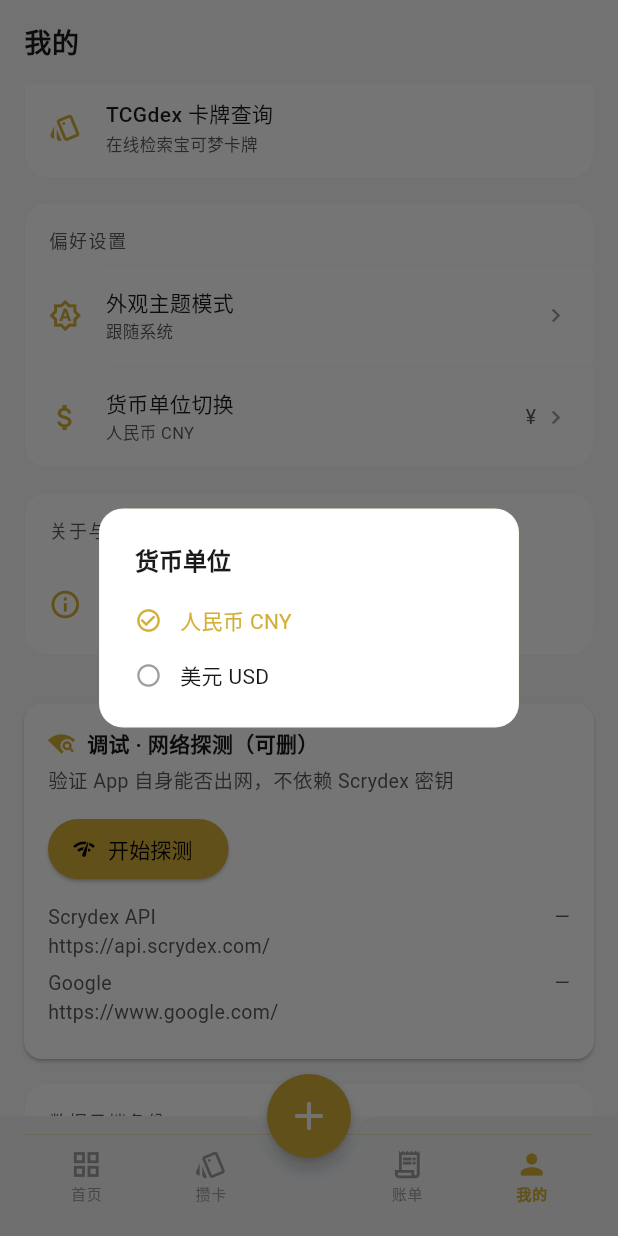
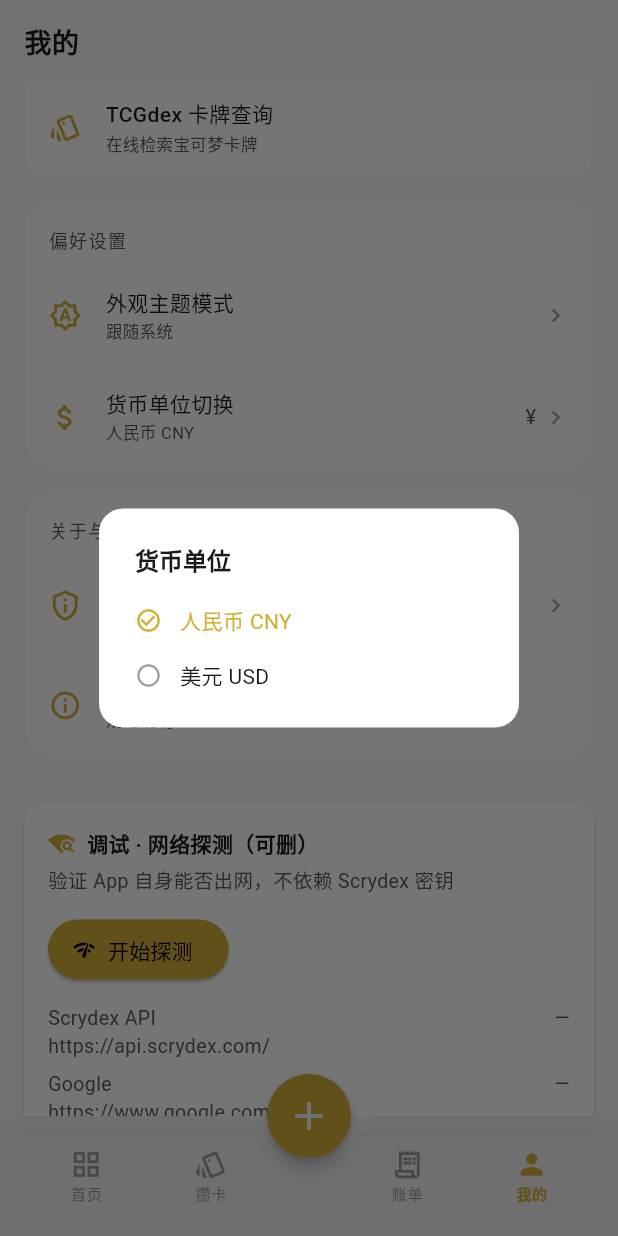
Before and after one commit to 1723485552/-app, a Flutter app: the screen it shows after launch, item 4 of the bottom bar chosen, scrolled down 576 dp, after a tap on "货币单位切换", on a phone screen of 412 x 824 dp. Run offline on Flutter 3.47's test engine with Material 3 defaults, Android fonts, the phone set to English and light mode, and no system bars; our stand-ins replace cached_network_image, dio, drift, file_picker, fl_chart, flutter_riverpod and 7 more; missing offline and left inert: google_mlkit_text_recognition; accounts and stored records are empty; generated files the repository leaves out were written again; network calls fail.

Commit message:
feat: 隐私合规声明 + 异步静默上传加固 + 冷启动补偿 + Supabase 初始化修复
- 新增 silent_background.dart：统一 runSilently 后台任务护栏（捕获异常带堆栈、绝对静默降级，杜绝裸 unawaited 漏捕获）
- 新增隐私合规弹窗 profile_privacy_dialog + 抽取货币选择弹窗 profile_currency_dialog
- 上传链路加固：Supabase 同步与 master_catalogs 众包上报的空 catch 改为带堆栈 debugPrint
- 冷启动补偿：main.dart 启动扫描 isSynced=false 数据静默重试
- 修复 Supabase 统一初始化（消除 "must initialize supabase instance"）
- Drift schema v3 索引（category/is_wishlist/is_synced/set_name）随 .g.dart 重新生成
- 新增建表/约束/补列 SQL 脚本

````diff
--- a/lib/core/theme/theme_provider.dart
+++ b/lib/core/theme/theme_provider.dart
@@ -1,8 +1,8 @@
-import 'dart:async';
-
 import 'package:flutter/material.dart';
 import 'package:flutter_riverpod/flutter_riverpod.dart';
 import 'package:shared_preferences/shared_preferences.dart';
+
+import '../utils/silent_background.dart';
 
 /// 三态主题（跟随系统 / 暗黑黑金 / 明亮香槟金）Riverpod 状态管理。
 ///
@@ -17,7 +17,9 @@ class ThemeNotifier extends Notifier<ThemeMode> {
   @override
   ThemeMode build() {
     // 同步返回默认，异步从持久化恢复（restore 后自动通知监听者刷新 UI）。
-    unawaited(_restore());
+    // 走静默护栏：SharedPreferences 平台通道异常不得逃逸成 unhandled async error，
+    // 读取失败时静默保持「跟随系统」默认值即可。
+    runSilently(_restore, tag: 'ThemeRestore');
     return ThemeMode.system;
   }
 
--- /dev/null
+++ b/lib/core/utils/silent_background.dart
@@ -0,0 +1,50 @@
+import 'dart:async';
+
+import 'package:flutter/foundation.dart';
+
+/// 后台静默任务护栏 —— 云端链路「绝不打扰用户」的统一入口。
+///
+/// ## 为什么需要它
+///
+/// 所有云端动作（增量同步 / 众包上报 / 自动备份）都以「本地先落盘、云端后补偿」的
+/// 方式挂在写入链路之后。过去这些调用直接用 `unawaited(...)` 抛向后台，但
+/// **`unawaited` 只是告诉分析器「我不打算 await」，它并不捕获异常**：
+///
+/// - 一旦 Future 内部抛出（平台通道失败、SharedPreferences 初始化异常、磁盘满、
+///   Supabase SDK 内部错误），异常会逃逸成 *unhandled async error*；
+/// - 逃逸后由当前 Zone / [FlutterError.onError] 接管 —— debug 构建下弹红屏，
+///   release 下污染崩溃上报（Crashlytics 会记为一次崩溃），
+///   直接违背「静默众包、失败降级、绝不打扰用户」的产品与合规约定。
+///
+/// ## 保证
+///
+/// [runSilently] 在 `unawaited` 之外再包一层 try/catch，向调用方承诺：
+/// 1. **绝不阻塞** —— 立即返回，调用方不会因云端 IO 卡住 UI 线程；
+/// 2. **绝不抛出** —— 任何异常都在此终结，不逃逸到 Zone；
+/// 3. **绝不弹窗** —— 失败只写 debug 日志，用户端无任何可感知反馈；
+/// 4. **本地为准** —— 云端失败不回滚、不影响本地数据资产，等待下次补偿同步。
+///
+/// ## 用法
+///
+/// ```dart
+/// runSilently(() => _sync.pushCard(row), tag: 'CardSync');
+/// ```
+///
+/// 泛型 [T] 让返回 `Future<bool>`（如同步服务）与 `Future<void>`（如备份服务）
+/// 的任务都能直接传入，无需在调用点包一层 `async {}`。
+void runSilently<T>(Future<T> Function() task, {required String tag}) {
+  unawaited(_guard<T>(task, tag));
+}
+
+/// 实际执行体：吞掉一切异常，仅保留可观测的调试日志。
+///
+/// 这里刻意捕获 `Object` 而非 `Exception` —— 平台通道抛出的 `Error`
+/// （如 `MissingPluginException` 之外的 `StateError`）同样不得逃逸。
+Future<void> _guard<T>(Future<T> Function() task, String tag) async {
+  try {
+    await task();
+  } catch (e, st) {
+    // 静默降级：不抛异常、不弹窗，但保留完整错误与堆栈，便于真机调试定位底层阻断原因。
+    debugPrint('[$tag] 后台任务失败（已静默降级，本地数据不受影响）: $e\n$st');
+  }
+}
--- a/lib/features/backup/services/auto_backup_service.dart
+++ b/lib/features/backup/services/auto_backup_service.dart
@@ -1,5 +1,6 @@
 import 'dart:io';
 
+import 'package:flutter/foundation.dart';
 import 'package:path_provider/path_provider.dart';
 import 'package:shared_preferences/shared_preferences.dart';
 
@@ -20,12 +21,16 @@ class AutoBackupService {
   static const int _retainDays = 7;
 
   /// 启动 / 切前台时调用：超过 24h 才静默执行一次。
+  ///
+  /// 整体包在 try 内 —— [SharedPreferences.getInstance] 走平台通道，插件未就绪或
+  /// 存储异常时会抛出。该调用位于 try 之外的话，异常将绕过护栏逃逸成 unhandled
+  /// async error（调用方以 `runSilently` 后台触发，无人接手），App 启动即红屏。
   static Future<void> backupIfDue(CardRepository repo) async {
-    final SharedPreferences prefs = await SharedPreferences.getInstance();
-    final int last = prefs.getInt(_spKey) ?? 0;
-    final int now = DateTime.now().millisecondsSinceEpoch;
-    if (last != 0 && now - last < _interval.inMilliseconds) return;
     try {
+      final SharedPreferences prefs = await SharedPreferences.getInstance();
+      final int last = prefs.getInt(_spKey) ?? 0;
+      final int now = DateTime.now().millisecondsSinceEpoch;
+      if (last != 0 && now - last < _interval.inMilliseconds) return;
       await _backupNow(repo);
       await prefs.setInt(_spKey, now);
     } catch (_) {
@@ -64,7 +69,9 @@ class AutoBackupService {
       if (t != null && t.isBefore(cutoff)) {
         try {
           await f.delete();
-        } catch (_) {}
+        } catch (e) {
+          debugPrint('[AutoBackup] 删除旧备份失败（可忽略）: $e');
+        }
       }
     }
   }
--- a/lib/features/card_management/domain/repositories/card_repository.dart
+++ b/lib/features/card_management/domain/repositories/card_repository.dart
@@ -26,4 +26,9 @@ abstract class CardRepository {
 
   /// 监听全量卡牌变化流（实时联动 UI）。
   Stream<List<CardItem>> watchAll();
+
+  /// 冷启动补偿：扫描本地所有未同步（`isSynced = false`）卡片，后台静默重试推送
+  /// （私有表增量同步 + 公共主图鉴贡献）。幂等且防并发，由调用方以 [runSilently]
+  /// 包络并打 'StartupCompensation' 标签；异常被护栏捕获仅输出带堆栈日志，不阻断启动。
+  Future<void> compensateUnsynced();
 }
--- a/lib/features/card_management/domain/repositories/card_repository_impl_drift.dart
+++ b/lib/features/card_management/domain/repositories/card_repository_impl_drift.dart
@@ -1,9 +1,8 @@
-import 'dart:async';
-
 import 'package:flutter/foundation.dart';
 
 import '../../../../core/database/app_database.dart';
 import '../../../../core/database/app_database_provider.dart';
+import '../../../../core/utils/silent_background.dart';
 import '../../data/datasources/card_local_datasource_native.dart';
 import '../../data/datasources/master_catalog_sync_service.dart';
 import '../../data/datasources/supabase_card_sync.dart';
@@ -18,8 +17,11 @@ import 'card_repository.dart';
 ///    恢复」（[uploadBackup] / [restoreBackup]）完全依赖它，必须保留，否则备份功能失效；
 /// 2. 落本地 SQLite —— Drift 的 [AppDatabase.watchAllCards] 是响应式流，写入即触发
 ///    UI 重建，这是「零延迟」的来源；
-/// 3. `unawaited` 后台推送 Supabase，成功后回填 `isSynced = true`。失败静默降级，
+/// 3. 经 [runSilently] 后台推送 Supabase，成功后回填 `isSynced = true`。失败静默降级，
 ///    数据保留 `isSynced = false` 等待下次补偿，用户完全无感。
+///
+/// 所有云端动作一律走 [runSilently] 而非裸 `unawaited`：后者不捕获异常，失败会逃逸成
+/// unhandled async error（debug 红屏 / release 崩溃上报），破坏「静默降级」约定。
 ///
 /// 读取路径一律走 Drift，永不阻塞在网络上。
 class CardRepositoryImpl implements CardRepository {
@@ -29,6 +31,9 @@ class CardRepositoryImpl implements CardRepository {
 
   /// 一次性迁移句柄：保证 Isar → Drift 的搬运在整个进程内只执行一次。
   Future<void>? _migration;
+
+  /// 冷启动补偿互斥锁：防止多次冷启动 / 初始化竞态触发重复扫描。
+  bool _compensating = false;
 
   @override
   Future<List<CardItem>> getAllCards() async {
@@ -53,10 +58,10 @@ class CardRepositoryImpl implements CardRepository {
     );
     await _db.upsertCard(row);
     // 3) 后台增量同步，不阻塞返回。
-    unawaited(_pushInBackground(row));
+    runSilently(() => _pushInBackground(row), tag: 'CardSync');
     // 4) 后台众包上报：把卡牌元数据（及可选卡面图）共享到公共主图鉴，静默降级，
     //    不影响用户本地保存与 UI。
-    unawaited(_contributeToMaster(card));
+    runSilently(() => _contributeToMaster(card), tag: 'MasterCatalog');
   }
 
   @override
@@ -67,7 +72,7 @@ class CardRepositoryImpl implements CardRepository {
     await _ensureMigrated();
     await _db.deleteCardById(id.toString());
     await _mirror.deleteCard(id);
-    unawaited(_sync.deleteCard(id.toString()));
+    runSilently(() => _sync.deleteCard(id.toString()), tag: 'CardSync');
   }
 
   @override
@@ -79,7 +84,7 @@ class CardRepositoryImpl implements CardRepository {
       persisted.map((CardItem e) => CardRowMapper.toRow(e)).toList(),
     );
     // 恢复后的全量数据视为待同步，交由后台补偿推送。
-    unawaited(_pushPending());
+    runSilently(_pushPending, tag: 'CardSync');
     _migration = Future<void>.value();
   }
 
@@ -126,6 +131,47 @@ class CardRepositoryImpl implements CardRepository {
     }
   }
 
+  /// 冷启动补偿：扫描本地所有 `isSynced = false` 的卡片，后台静默重试推送。
+  ///
+  /// 同时覆盖两条云链路：
+  /// 1. 私有表 `cards` 的增量同步（批量 upsert，成功后回填 `isSynced = true`）；
+  /// 2. 公共主图鉴 `master_catalogs` 的贡献上报（[_contributeToMaster]，幂等
+  ///    insert-or-fill-empty，失败已在服务内部静默降级）。
+  ///
+  /// 以 [_compensating] 互斥，重复调用（多次冷启动 / 初始化竞态）只触发一次真实扫描，
+  /// 绝不重复上行。调用方须用 [runSilently] 包络并打 'StartupCompensation' 标签，
+  /// 本方法自身异常也被 catch 透传给护栏，仅输出带堆栈日志，不阻断 App 启动。
+  ///
+  /// 注意：补偿范围以 `isSynced` 为准——即「本次保存曾尝试上报」的卡片。若某卡私有表
+  /// 推送成功（`isSynced` 已置真）但主图鉴贡献失败，属极少数边缘，本次不补偿；这是为
+  /// 避免对上千张已同步卡牌全量重报而做的可接受的众包去重取舍，无需为此新增迁移列。
+  @override
+  Future<void> compensateUnsynced() async {
+    if (_compensating) return;
+    _compensating = true;
+    try {
+      await _ensureMigrated();
+      final List<CardRow> pending = await _db.getUnsyncedCards();
+      if (pending.isEmpty) return;
+      // 1) 私有表增量同步（批量 upsert）。
+      final bool ok = await _sync.pushCards(pending);
+      if (ok) {
+        for (final CardRow row in pending) {
+          await _db.setSynced(row.id, true);
+        }
+      }
+      // 2) 公共主图鉴贡献补偿：同一批未同步卡牌的上报若曾失败，此处重试。
+      for (final CardRow row in pending) {
+        await _contributeToMaster(CardRowMapper.toItem(row));
+      }
+    } catch (e, st) {
+      // 扫描/上行自身异常（如 DB 读取失败）不向外抛，交给 runSilently 护栏记录堆栈。
+      debugPrint('[CardRepository] 冷启动补偿扫描异常（已降级）: $e\n$st');
+    } finally {
+      _compensating = false;
+    }
+  }
+
   /// Isar → Drift 一次性数据迁移（幂等）。
   ///
   /// 老用户升级后 Drift 库为空而 Isar 有历史卡牌，若不搬运会「数据凭空消失」。
--- a/lib/features/card_management/domain/repositories/card_repository_impl_native.dart
+++ b/lib/features/card_management/domain/repositories/card_repository_impl_native.dart
@@ -40,6 +40,10 @@ class CardRepositoryImpl implements CardRepository {
   @override
   Stream<List<CardItem>> watchAll() => _ctrl.stream;
 
+  // 纯 Isar 实现无云端同步，无可补偿队列，保持 no-op（接口要求的方法）。
+  @override
+  Future<void> compensateUnsynced() async {}
+
   void _emit() {
     _ds.getAllCards().then(_ctrl.add);
   }
--- /dev/null
+++ b/lib/features/card_management/presentation/widgets/profile_currency_dialog.dart
@@ -0,0 +1,85 @@
+import 'package:flutter/material.dart';
+import 'package:card_management/core/theme/gold_theme_extension.dart';
+
+import '../../../../core/theme/app_colors.dart';
+import '../../domain/enums/currency_unit.dart';
+
+/// 货币单位选择弹窗。
+///
+/// 从 `ProfileMenuList` 抽出为独立组件：菜单页承载的是「入口编排」职责，
+/// 具体弹窗的视觉与交互属于可复用的展示层，混在一起会让菜单页持续膨胀
+/// 并突破单文件 250 行的规范上限。
+///
+/// 返回用户选中的单位；点击遮罩取消时返回 null，调用方需自行判空。
+Future<CurrencyUnit?> showCurrencyPickerDialog(
+  BuildContext context,
+  CurrencyUnit current,
+) {
+  return showDialog<CurrencyUnit>(
+    context: context,
+    builder: (BuildContext ctx) => _CurrencyPickerDialog(current: current),
+  );
+}
+
+class _CurrencyPickerDialog extends StatelessWidget {
+  const _CurrencyPickerDialog({required this.current});
+
+  final CurrencyUnit current;
+
+  @override
+  Widget build(BuildContext context) {
+    return SimpleDialog(
+      backgroundColor: context.gold.surfaceDark,
+      shape: RoundedRectangleBorder(
+        borderRadius: BorderRadius.circular(16),
+        side: const BorderSide(color: AppColors.goldBorder, width: 0.5),
+      ),
+      title: Text(
+        '货币单位',
+        style: TextStyle(
+          color: context.gold.textWhite,
+          fontSize: 16,
+          fontWeight: FontWeight.w600,
+        ),
+      ),
+      children: <Widget>[
+        for (final CurrencyUnit u in CurrencyUnit.values)
+          _CurrencyOption(unit: u, selected: u == current),
+      ],
+    );
+  }
+}
+
+/// 单个货币选项行：选中态用金色 + 实心勾选图标区分。
+class _CurrencyOption extends StatelessWidget {
+  const _CurrencyOption({required this.unit, required this.selected});
+
+  final CurrencyUnit unit;
+  final bool selected;
+
+  @override
+  Widget build(BuildContext context) {
+    final Color activeColor =
+        selected ? AppColors.goldPrimary : context.gold.textInactive;
+    return SimpleDialogOption(
+      onPressed: () => Navigator.of(context).pop(unit),
+      child: Row(
+        children: <Widget>[
+          Icon(
+            selected ? Icons.check_circle_outline : Icons.circle_outlined,
+            color: activeColor,
+            size: 18,
+          ),
+          const SizedBox(width: 12),
+          Text(
+            currencyLabel(unit),
+            style: TextStyle(
+              color: selected ? AppColors.goldPrimary : context.gold.textWhite,
+              fontSize: 14,
+            ),
+          ),
+        ],
+      ),
+    );
+  }
+}
--- a/lib/features/card_management/presentation/widgets/profile_menu_list.dart
+++ b/lib/features/card_management/presentation/widgets/profile_menu_list.dart
@@ -4,7 +4,6 @@ import 'package:card_management/core/theme/gold_theme_extension.dart';
 import 'package:flutter_riverpod/flutter_riverpod.dart';
 import 'package:package_info_plus/package_info_plus.dart';
 
-import '../../../../core/theme/app_colors.dart';
 import 'package:card_management/core/theme/theme_provider.dart';
 import '../../../../core/widgets/gold_snack_bar.dart';
 import '../../domain/enums/currency_unit.dart';
@@ -13,8 +12,10 @@ import '../../data/services/profile_service.dart';
 import '../providers/card_providers.dart';
 import '../providers/profile_providers.dart';
 import './profile_about_dialog.dart';
+import './profile_currency_dialog.dart';
 import './profile_menu_item.dart';
 import './profile_menu_section.dart';
+import './profile_privacy_dialog.dart';
 import './theme_mode_sheet.dart';
 import '../../../../features/backup/data_backup_service.dart';
 import '../../../../features/backup/confirm_danger_dialog.dart';
@@ -131,6 +132,15 @@ class _ProfileMenuListState extends ConsumerState<ProfileMenuList> {
           title: '关于与版本',
           children: <Widget>[
             ProfileMenuItem(
+              icon: Icons.privacy_tip_outlined,
+              title: '隐私与数据共建说明',
+              subtitle: '公开卡牌元数据异步共建',
+              divider: true,
+              trailing: Icon(Icons.chevron_right_outlined,
+                  color: context.gold.textInactive, size: 18),
+              onTap: () => _onPrivacy(context),
+            ),
+            ProfileMenuItem(
               icon: Icons.info_outline,
               title: '关于与版本',
               subtitle: '规范说明 · $_versionLabel',
@@ -182,48 +192,9 @@ class _ProfileMenuListState extends ConsumerState<ProfileMenuList> {
   }
 
   Future<void> _onCurrency(BuildContext context) async {
-    final CurrencyUnit? pick = await showDialog<CurrencyUnit>(
-      context: context,
-      builder: (BuildContext ctx) {
-        final CurrencyUnit cur = ref.read(profileCurrencyProvider);
-        return SimpleDialog(
-          backgroundColor: context.gold.surfaceDark,
-          shape: RoundedRectangleBorder(
-            borderRadius: BorderRadius.circular(16),
-            side: const BorderSide(color: AppColors.goldBorder, width: 0.5),
-          ),
-          title: Text('货币单位',
-              style: TextStyle(
-                  color: context.gold.textWhite, fontSize: 16, fontWeight: FontWeight.w600)),
-          children: <Widget>[
-            for (final CurrencyUnit u in CurrencyUnit.values)
-              SimpleDialogOption(
-                onPressed: () => Navigator.of(ctx).pop(u),
-                child: Row(
-                  children: <Widget>[
-                    Icon(
-                      u == cur ? Icons.check_circle_outline : Icons.circle_outlined,
-                      color: u == cur
-                          ? AppColors.goldPrimary
-                          : context.gold.textInactive,
-                      size: 18,
-                    ),
-                    const SizedBox(width: 12),
-                    Text(
-                      currencyLabel(u),
-                      style: TextStyle(
-                        color: u == cur
-                            ? AppColors.goldPrimary
-                            : context.gold.textWhite,
-                        fontSize: 14,
-                      ),
-                    ),
-                  ],
-                ),
-              ),
-          ],
-        );
-      },
+    final CurrencyUnit? pick = await showCurrencyPickerDialog(
+      context,
+      ref.read(profileCurrencyProvider),
     );
     if (pick != null) ref.read(profileCurrencyProvider.notifier).state = pick;
   }
@@ -232,6 +203,14 @@ class _ProfileMenuListState extends ConsumerState<ProfileMenuList> {
     showDialog<void>(
       context: context,
       builder: (_) => ProfileAboutDialog(version: _versionLabel),
+    );
+  }
+
+  /// 隐私与数据共建声明 —— 应用商店审核要求的「数据收集与共享」应用内披露。
+  void _onPrivacy(BuildContext context) {
+    showDialog<void>(
+      context: context,
+      builder: (_) => const ProfilePrivacyDialog(),
     );
   }
 
--- a/lib/main.dart
+++ b/lib/main.dart
@@ -1,10 +1,11 @@
-import 'dart:async';
 import 'dart:ui';
 
 import 'package:flutter/material.dart';
 import 'package:flutter_riverpod/flutter_riverpod.dart';
 
 import 'core/theme/app_theme.dart';
+import 'core/utils/silent_background.dart';
+import 'services/cloud_sync_service.dart';
 import 'features/backup/services/auto_backup_service.dart';
 import 'features/card_management/data/datasources/card_local_datasource.dart';
 import 'features/card_management/domain/repositories/card_repository.dart';
@@ -77,8 +78,26 @@ class _CardManagementAppState extends ConsumerState<CardManagementApp>
   void initState() {
     super.initState();
     WidgetsBinding.instance.addObserver(this);
-    // 静默本地自动备份：启动后择机执行（24h 节流在内部处理，失败不影响主流程）。
-    unawaited(AutoBackupService.backupIfDue(ref.read(cardRepositoryProvider)));
+    // 首帧渲染后再静默触发后台任务，绝不阻塞冷启动首帧。
+    WidgetsBinding.instance.addPostFrameCallback((_) {
+      // 统一初始化 Supabase（凭证已配好时静默就绪，未配置则降级为纯本地）。
+      // 必须在补偿/备份/同步任务之前执行，否则后续代码直接
+      // Supabase.instance.client 会报 "You must initialize"。
+      runSilently(
+        () => ensureSupabaseInitialized(),
+        tag: 'SupabaseInit',
+      );
+      // 静默本地自动备份：24h 节流在内部处理，失败不影响主流程。
+      runSilently(
+        () => AutoBackupService.backupIfDue(ref.read(cardRepositoryProvider)),
+        tag: 'AutoBackup',
+      );
+      // 冷启动补偿：把离线/弱网下保存失败未同步的卡片在后台重试推送。
+      runSilently(
+        () => ref.read(cardRepositoryProvider).compensateUnsynced(),
+        tag: 'StartupCompensation',
+      );
+    });
   }
 
   @override
````
Also changed, not shown: lib/core/database/app_database.dart (+36 -4 lines), lib/features/card_management/data/datasources/master_catalog_sync_service.dart (+47 -15 lines), lib/features/card_management/data/datasources/supabase_card_sync.dart (+12 -9 lines), lib/features/card_management/presentation/widgets/profile_privacy_dialog.dart (added, +175 -0 lines), lib/core/database/app_database.g.dart, 5 other files.
